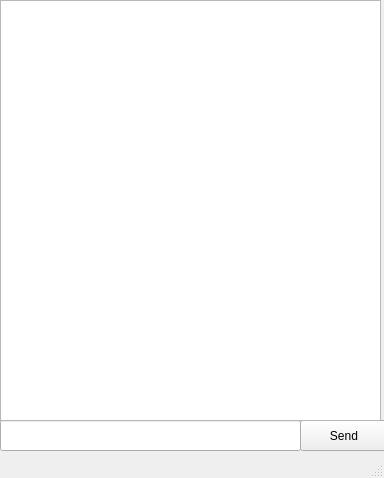
Above: Client-Python/qtgui.ui from ParkerMc/BoE before the change. Below: the same form after it.
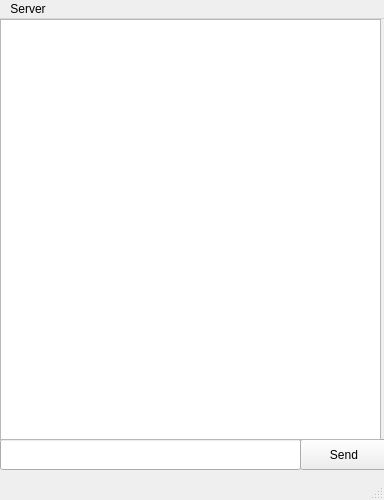
That is the form after the change.

Patch:
```diff
--- a/Client-Python/qtgui.ui
+++ b/Client-Python/qtgui.ui
@@ -7,7 +7,7 @@
     <x>0</x>
     <y>0</y>
     <width>384</width>
-    <height>478</height>
+    <height>500</height>
    </rect>
   </property>
   <property name="windowTitle">
@@ -49,6 +49,28 @@
    </widget>
   </widget>
   <widget class="QStatusBar" name="statusbar"/>
+  <widget class="QMenuBar" name="menuBar">
+   <property name="geometry">
+    <rect>
+     <x>0</x>
+     <y>0</y>
+     <width>384</width>
+     <height>21</height>
+    </rect>
+   </property>
+   <widget class="QMenu" name="menuServer">
+    <property name="title">
+     <string>Server</string>
+    </property>
+    <addaction name="actionConnect"/>
+   </widget>
+   <addaction name="menuServer"/>
+  </widget>
+  <action name="actionConnect">
+   <property name="text">
+    <string>Connect</string>
+   </property>
+  </action>
  </widget>
  <resources/>
  <connections/>
```
Left out of the diff: 6 changed lines with no effect on the pictures.
